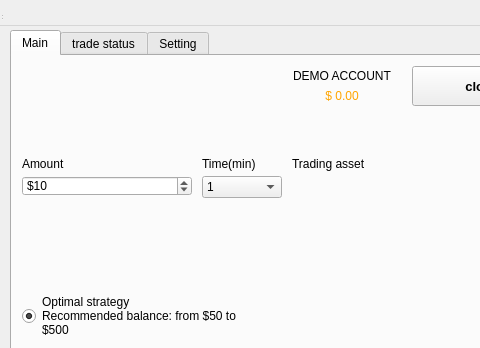
Old version of the form core/theme/ui/main.ui in the repository siavashvampire/python_trader; both pictures show x 0 to 480 and y 0 to 348 of the 564 by 706 pixel window.
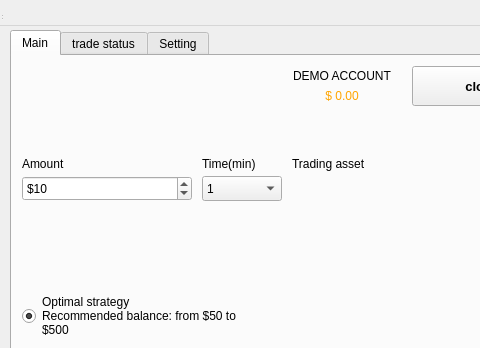
New version of the form.

The edit to the form file:
```diff
--- a/core/theme/ui/main.ui
+++ b/core/theme/ui/main.ui
@@ -104,7 +104,7 @@
         <x>10</x>
         <y>120</y>
         <width>170</width>
-        <height>20</height>
+        <height>25</height>
        </rect>
       </property>
       <property name="styleSheet">
@@ -129,7 +129,7 @@
         <x>190</x>
         <y>120</y>
         <width>80</width>
-        <height>22</height>
+        <height>25</height>
        </rect>
       </property>
       <property name="styleSheet">
```
